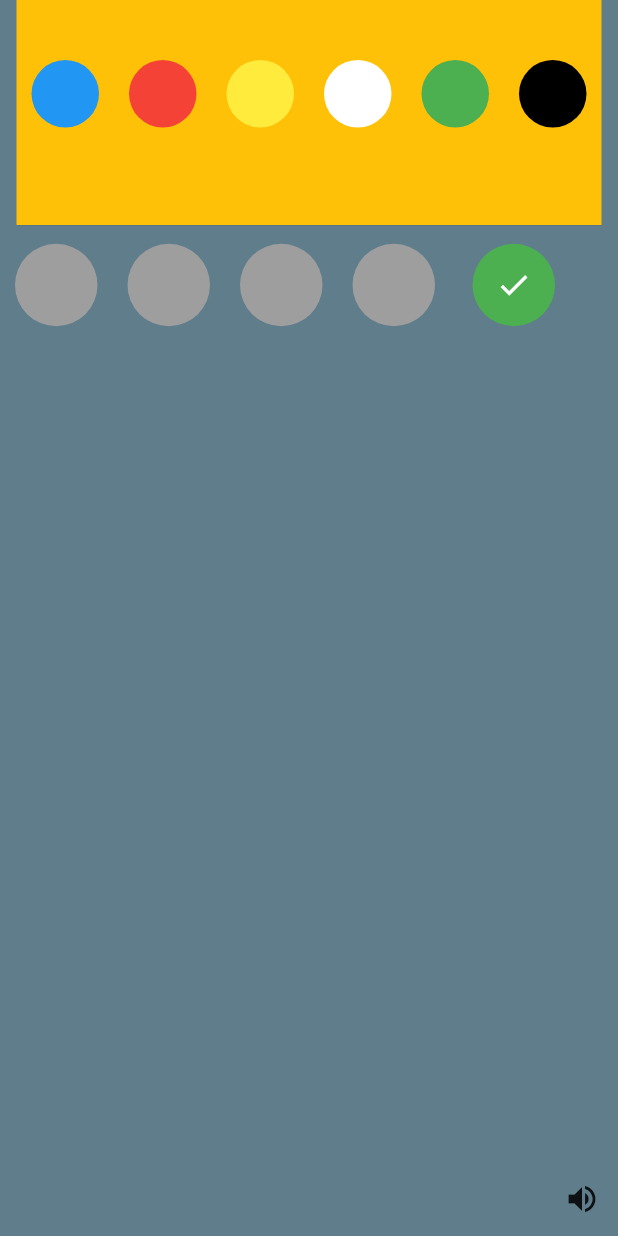
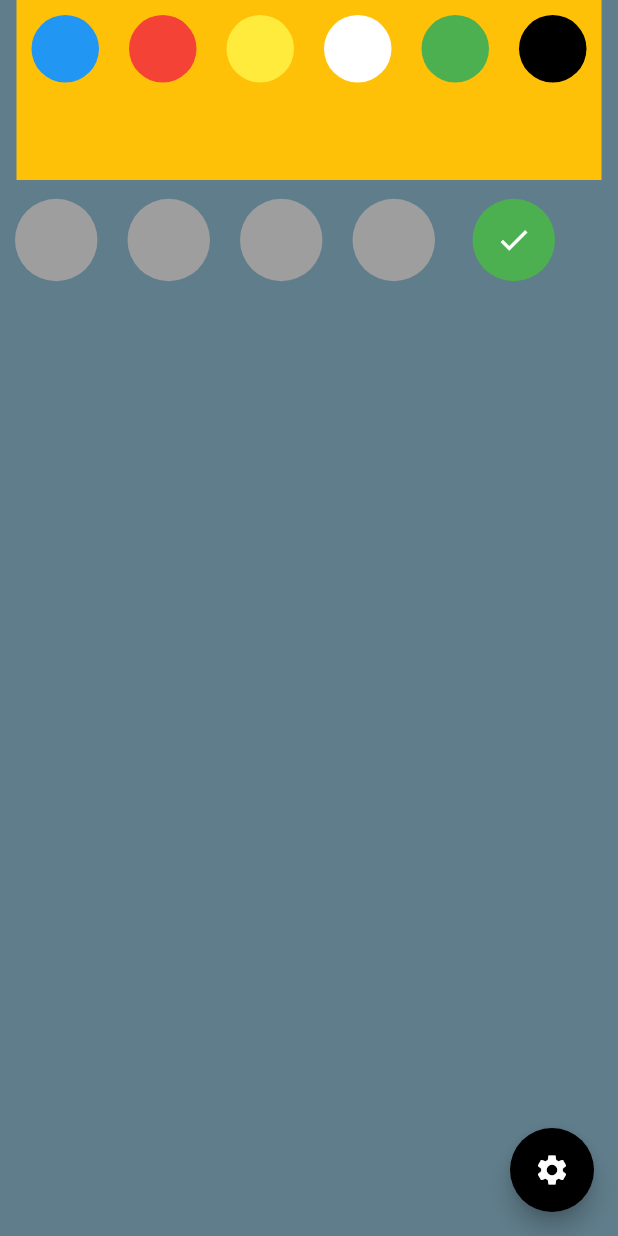
Before and after one commit to azvaska/TIPSIT, a Flutter app: the screen it shows after launch, on a phone screen of 412 x 824 dp. Run offline on Flutter 3.47's test engine with Material 2 defaults, Android fonts, the phone set to English and light mode, and no system bars; our stand-ins replace settings_ui.

Commit message:
added settings

```diff
--- a/mastermind/mastermind/lib/Widget/Board.dart
+++ b/mastermind/mastermind/lib/Widget/Board.dart
@@ -1,11 +1,11 @@
 import 'package:flutter/material.dart';
 import 'package:mastermind/Controller.dart';
-import 'package:flutter/foundation.dart';
 import 'package:mastermind/Widget/Exceptions.dart';
+import 'package:mastermind/Widget/Settings.dart';
 import 'package:mastermind/Widget/WinLost.dart';
 import 'Colorpicker.dart';
 import 'CombinationRow.dart';
-import 'package:settings_ui/settings_ui.dart';
+import 'package:flutter/services.dart';
 
 class Board extends StatefulWidget {
   const Board({super.key});
@@ -81,6 +81,9 @@ class _BoardState extends State<Board> {
   @override
   void initState() {
     super.initState();
+    SystemChrome.setSystemUIOverlayStyle(const SystemUiOverlayStyle(
+      statusBarColor: Colors.transparent,
+    ));
     combinations = [];
     combinations.addAll(List.generate(nMaxRows,
         (index) => [Colors.grey, Colors.grey, Colors.grey, Colors.grey]));
@@ -98,18 +101,19 @@ class _BoardState extends State<Board> {
       done = false;
       win = false;
     }
-    return Drawer(
+    var height = MediaQuery.of(context).viewPadding.top;
+    return Scaffold(
       backgroundColor: Colors.blueGrey,
-      child: Column(
+      body: Column(
         children: [
           SizedBox(
-              height: 150.0,
-              child: DrawerHeader(
+              height: 120.0,
+              child: Container(
                   decoration: const BoxDecoration(
                     color: Colors.amber,
                   ),
                   margin: const EdgeInsets.all(0.0),
-                  padding: const EdgeInsets.fromLTRB(0.0, 30.0, 0.0, 0.0),
+                  padding: EdgeInsets.fromLTRB(0.0, height, 0.0, 0.0),
                   child: ColorPicker(color_picked))),
           // ...List<Widget>.of(BoardRowsWidgets),
           Expanded(
@@ -118,18 +122,18 @@ class _BoardState extends State<Board> {
                   shrinkWrap: true,
                   children:
                       List<Widget>.of(BoardRowsWidgets).reversed.toList())),
-          SizedBox(
-              height: 50,
-              child: Align(
-                  alignment: Alignment.centerRight,
-                  child: IconButton(
-                    icon: const Icon(Icons.volume_up),
-                    tooltip: 'Increase volume by 10',
-                    onPressed: () {
-                      print('SUS');
-                    },
-                  ))),
         ],
+      ),
+      floatingActionButton: FloatingActionButton(
+        onPressed: () {
+          Navigator.push(
+              context,
+              MaterialPageRoute(
+                builder: (context) => const Settings(),
+              ));
+        },
+        backgroundColor: Colors.black,
+        child: const Icon(Icons.settings),
       ),
     );
   }
--- a/mastermind/mastermind/lib/Widget/CombinationRow.dart
+++ b/mastermind/mastermind/lib/Widget/CombinationRow.dart
@@ -51,7 +51,7 @@ class _CombinationRowState extends State<CombinationRow> {
           child: CheckedStatus(checked, hints),
         )));
     return IgnorePointer(
-      ignoring: checked, // or false
+      ignoring: checked,
       child: Row(children: valueRow),
     );
   }
```
Also changed, not shown: mastermind/mastermind/lib/Widget/Settings.dart (+57 -54 lines), mastermind/mastermind/lib/main.dart (+0 -9 lines).
